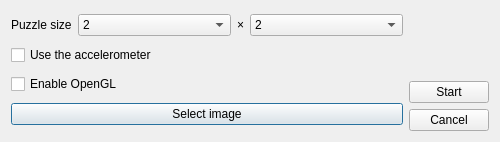
Venemo/puzzle-master, file newgamedialog.ui: the form before one commit.
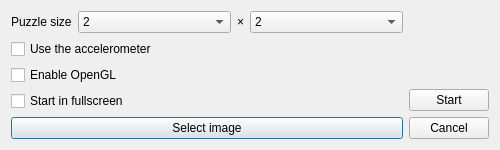
The form after the commit. Icons and pictures are not drawn.

Commit message: Added start in fullscreen option to the new game dialog

What changed in the file:
```diff
--- a/newgamedialog.ui
+++ b/newgamedialog.ui
@@ -208,6 +208,13 @@
        </property>
       </widget>
      </item>
+     <item>
+      <widget class="QCheckBox" name="startInFullscreenBox">
+       <property name="text">
+        <string>Start in fullscreen</string>
+       </property>
+      </widget>
+     </item>
      <item>
       <widget class="QPushButton" name="selectImageButton">
        <property name="text">
```
The commit also changes 1 other file.
